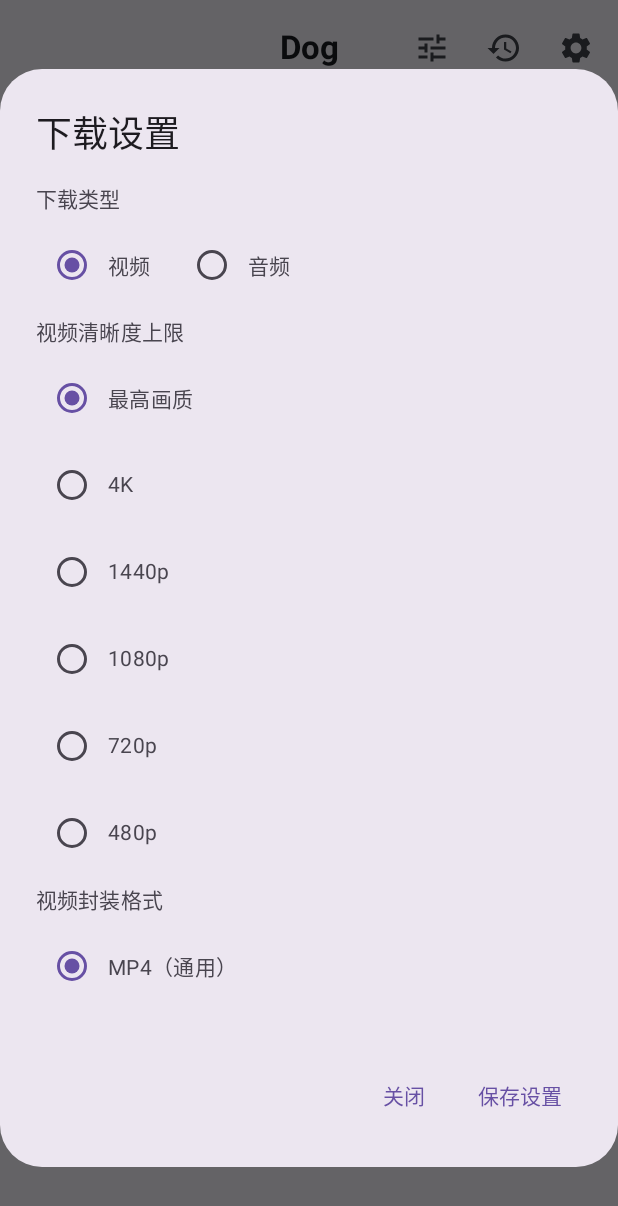
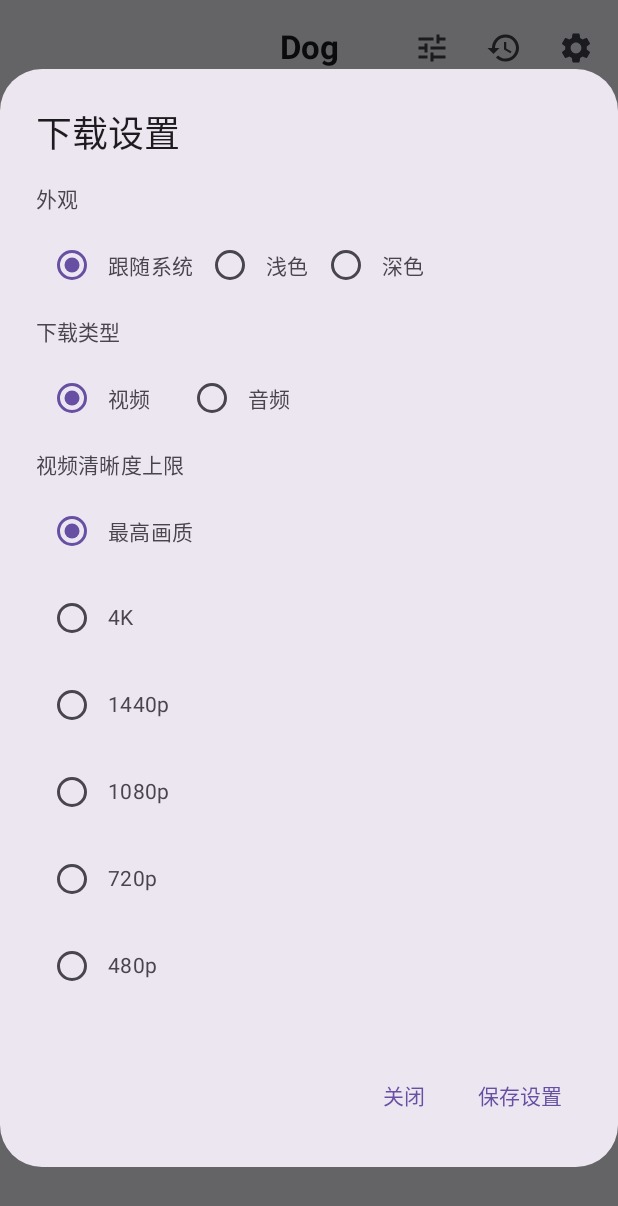
Before and after one commit to sxsbsxs/dog, an Android app built with Jetpack Compose: the screen it shows after launch (MainActivity), after a tap on "下载设置", on a phone screen of 412 x 824 dp. Shown: the top 1206 px of the screen. Run offline under Robolectric (Android 15) with nearby library versions, the phone set to English and light mode, and no system bars; pictures from the network do not load.

Commit message:
Add system, light and dark appearance settings

```diff
--- a/app/src/main/java/com/sxsbsxs/dog/MainActivity.kt
+++ b/app/src/main/java/com/sxsbsxs/dog/MainActivity.kt
@@ -204,7 +204,15 @@ private fun isHttpUrl(value: String): Boolean =
 @Composable
 private fun DogApp(initialUrl: String?, onDownload: (String) -> Unit) {
     val context = LocalContext.current
-    val dark = isSystemInDarkTheme()
+    val preferences = remember { context.getSharedPreferences("dog_settings", Context.MODE_PRIVATE) }
+    var themeMode by rememberSaveable {
+        mutableStateOf(preferences.getString("theme_mode", "system") ?: "system")
+    }
+    val dark = when (themeMode) {
+        "light" -> false
+        "dark" -> true
+        else -> isSystemInDarkTheme()
+    }
     val colors = when {
         Build.VERSION.SDK_INT >= Build.VERSION_CODES.S && dark -> dynamicDarkColorScheme(context)
         Build.VERSION.SDK_INT >= Build.VERSION_CODES.S -> dynamicLightColorScheme(context)
@@ -218,7 +226,6 @@ private fun DogApp(initialUrl: String?, onDownload: (String) -> Unit) {
     var cookieDialog by remember { mutableStateOf(false) }
     var historyDialog by remember { mutableStateOf(false) }
     var historyJson by remember { mutableStateOf(DownloadHistoryStore.read(context)) }
-    val preferences = remember { context.getSharedPreferences("dog_settings", Context.MODE_PRIVATE) }
     var downloadSettingsDialog by remember { mutableStateOf(false) }
     var audioOnly by rememberSaveable { mutableStateOf(preferences.getBoolean("audio_only", false)) }
     var maxHeight by rememberSaveable { mutableStateOf(preferences.getInt("max_height", 0)) }
@@ -531,6 +538,19 @@ private fun DogApp(initialUrl: String?, onDownload: (String) -> Unit) {
                         .verticalScroll(rememberScrollState()),
                     verticalArrangement = Arrangement.spacedBy(10.dp)
                 ) {
+                    Text("外观", style = MaterialTheme.typography.titleSmall)
+                    Row(verticalAlignment = Alignment.CenterVertically) {
+                        listOf("system" to "跟随系统", "light" to "浅色", "dark" to "深色").forEach { option ->
+                            Row(verticalAlignment = Alignment.CenterVertically) {
+                                RadioButton(
+                                    selected = themeMode == option.first,
+                                    onClick = { themeMode = option.first }
+                                )
+                                Text(option.second)
+                            }
+                        }
+                    }
+
                     Text("下载类型", style = MaterialTheme.typography.titleSmall)
                     Row(verticalAlignment = Alignment.CenterVertically) {
                         RadioButton(selected = !audioOnly, onClick = { audioOnly = false })
@@ -661,6 +681,7 @@ private fun DogApp(initialUrl: String?, onDownload: (String) -> Unit) {
             confirmButton = {
                 TextButton(onClick = {
                     preferences.edit()
+                        .putString("theme_mode", themeMode)
                         .putBoolean("audio_only", audioOnly)
                         .putInt("max_height", maxHeight)
                         .putBoolean("download_subtitles", downloadSubtitles)
```
Also changed, not shown: 1 other file.
